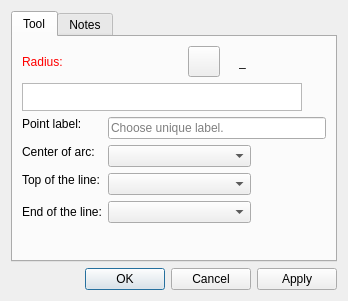
equinox-patterns/Ostara, file src/libs/vtools/dialogs/tools/dialogpointofcontact.ui: the form before one commit.
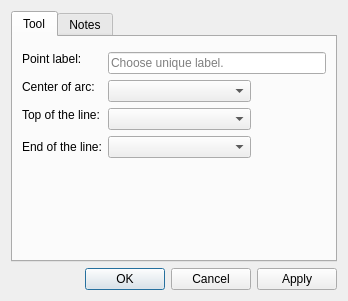
The form after the commit. Icons and pictures are not drawn. Custom widgets are drawn as their Qt base class.

Commit message: Étape 0b — FormulaInputWidget : factorisation des champs formule dans 20 dialogues

```diff
--- a/src/libs/vtools/dialogs/tools/dialogpointofcontact.ui
+++ b/src/libs/vtools/dialogs/tools/dialogpointofcontact.ui
@@ -32,183 +32,7 @@
       </attribute>
       <layout class="QVBoxLayout" name="verticalLayout">
        <item>
-        <layout class="QHBoxLayout" name="horizontalLayout_2">
-         <item alignment="Qt::AlignmentFlag::AlignLeft">
-          <widget class="QLabel" name="labelEditFormula">
-           <property name="sizePolicy">
-            <sizepolicy hsizetype="Fixed" vsizetype="Preferred">
-             <horstretch>0</horstretch>
-             <verstretch>0</verstretch>
-            </sizepolicy>
-           </property>
-           <property name="palette">
-            <palette>
-             <active>
-              <colorrole role="WindowText">
-               <brush brushstyle="SolidPattern">
-                <color alpha="255">
-                 <red>255</red>
-                 <green>0</green>
-                 <blue>0</blue>
-                </color>
-               </brush>
-              </colorrole>
-             </active>
-             <inactive>
-              <colorrole role="WindowText">
-               <brush brushstyle="SolidPattern">
-                <color alpha="255">
-                 <red>255</red>
-                 <green>0</green>
-                 <blue>0</blue>
-                </color>
-               </brush>
-              </colorrole>
-             </inactive>
-             <disabled>
-              <colorrole role="WindowText">
-               <brush brushstyle="SolidPattern">
-                <color alpha="255">
-                 <red>159</red>
-                 <green>158</green>
-                 <blue>158</blue>
-                </color>
-               </brush>
-              </colorrole>
-             </disabled>
-            </palette>
-           </property>
-           <property name="text">
-            <string>Radius:</string>
-           </property>
-          </widget>
-         </item>
-         <item>
-          <spacer name="horizontalSpacer">
-           <property name="orientation">
-            <enum>Qt::Orientation::Horizontal</enum>
-           </property>
-           <property name="sizeHint" stdset="0">
-            <size>
-             <width>40</width>
-             <height>20</height>
-            </size>
-           </property>
-          </spacer>
-         </item>
-         <item alignment="Qt::AlignmentFlag::AlignRight">
-          <widget class="QToolButton" name="toolButtonExprRadius">
-           <property name="toolTip">
-            <string>Formula wizard</string>
-           </property>
-           <property name="text">
-            <string notr="true"/>
-           </property>
-           <property name="icon">
-            <iconset resource="../../../vmisc/share/resources/icon.qrc">
-             <normaloff>:/icon/light/24x24/fx.png</normaloff>:/icon/light/24x24/fx.png</iconset>
-           </property>
-           <property name="iconSize">
-            <size>
-             <width>24</width>
-             <height>24</height>
-            </size>
-           </property>
-          </widget>
-         </item>
-         <item alignment="Qt::AlignmentFlag::AlignRight">
-          <widget class="QLabel" name="label">
-           <property name="text">
-            <string/>
-           </property>
-           <property name="pixmap">
-            <pixmap resource="../../../vmisc/share/resources/icon.qrc">:/icon/light/24x24/equal.png</pixmap>
-           </property>
-          </widget>
-         </item>
-         <item alignment="Qt::AlignmentFlag::AlignRight">
-          <widget class="QLabel" name="labelResultCalculation">
-           <property name="sizePolicy">
-            <sizepolicy hsizetype="Fixed" vsizetype="Preferred">
-             <horstretch>0</horstretch>
-             <verstretch>0</verstretch>
-            </sizepolicy>
-           </property>
-           <property name="minimumSize">
-            <size>
-             <width>87</width>
-             <height>0</height>
-            </size>
-           </property>
-           <property name="toolTip">
-            <string>Value</string>
-           </property>
-           <property name="text">
-            <string notr="true">_</string>
-           </property>
-          </widget>
-         </item>
-        </layout>
-       </item>
-       <item>
-        <layout class="QHBoxLayout" name="horizontalLayout_formula">
-         <item>
-          <widget class="VPlainTextEdit" name="plainTextEditFormula">
-           <property name="sizePolicy">
-            <sizepolicy hsizetype="Expanding" vsizetype="Preferred">
-             <horstretch>0</horstretch>
-             <verstretch>0</verstretch>
-            </sizepolicy>
-           </property>
-           <property name="maximumSize">
-            <size>
-             <width>16777215</width>
-             <height>28</height>
-            </size>
-           </property>
-           <property name="toolTip">
-            <string>Calculation</string>
-           </property>
-           <property name="tabChangesFocus">
-            <bool>true</bool>
-           </property>
-          </widget>
-         </item>
-         <item>
-          <widget class="QPushButton" name="pushButtonGrowLength">
-           <property name="maximumSize">
-            <size>
-             <width>18</width>
-             <height>18</height>
-            </size>
-           </property>
-           <property name="sizeIncrement">
-            <size>
-             <width>0</width>
-             <height>0</height>
-            </size>
-           </property>
-           <property name="toolTip">
-            <string>&lt;html&gt;&lt;head/&gt;&lt;body&gt;&lt;p&gt;Show full calculation in message box&lt;/p&gt;&lt;/body&gt;&lt;/html&gt;</string>
-           </property>
-           <property name="text">
-            <string notr="true"/>
-           </property>
-           <property name="icon">
-            <iconset theme="go-down"/>
-           </property>
-           <property name="iconSize">
-            <size>
-             <width>16</width>
-             <height>16</height>
-            </size>
-           </property>
-           <property name="flat">
-            <bool>true</bool>
-           </property>
-          </widget>
-         </item>
-        </layout>
+        <widget class="QWidget" name="formulaPlaceholder" native="true"/>
        </item>
        <item>
         <layout class="QFormLayout" name="formLayout">
@@ -378,13 +202,7 @@
    </item>
   </layout>
  </widget>
- <customwidgets>
-  <customwidget>
-   <class>VPlainTextEdit</class>
-   <extends>QPlainTextEdit</extends>
-   <header>../vwidgets/vplaintextedit.h</header>
-  </customwidget>
- </customwidgets>
+ <customwidgets/>
  <tabstops>
   <tabstop>plainTextEditFormula</tabstop>
   <tabstop>pushButtonGrowLength</tabstop>
```
Left out of the diff: 2 changed lines with no effect on the pictures. The commit also changes 59 other files.
